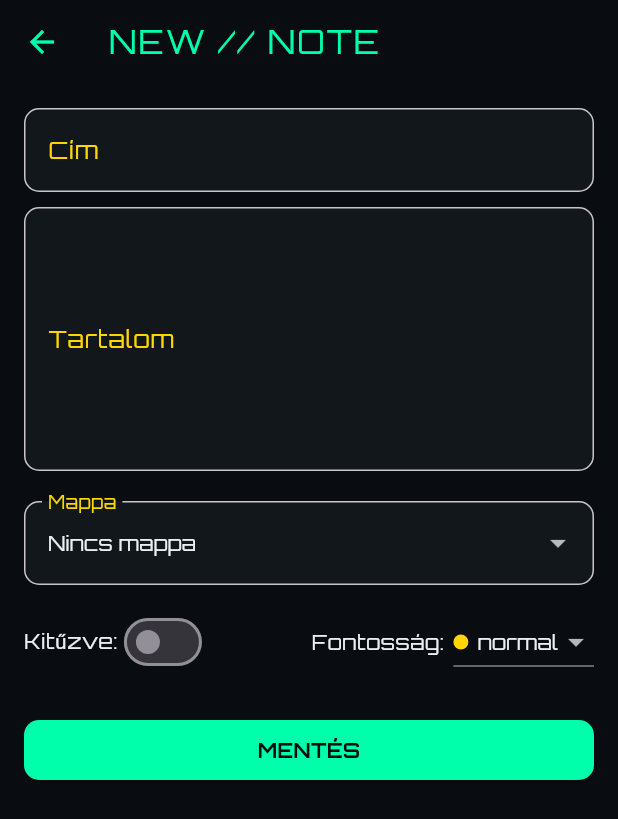
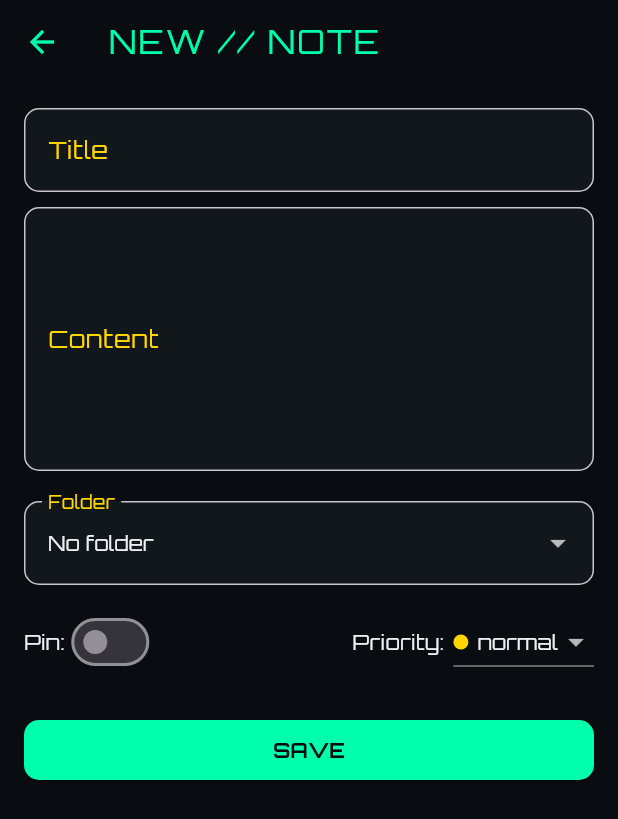
Before and after one commit to hunorszegedi/notes-app, a Flutter app: the AddNotePage screen opened directly, on a phone screen of 412 x 824 dp. Shown: the top 819 px of the screen. Run offline on Flutter 3.47's test engine with Material 3 defaults, Android fonts, the phone set to English and light mode, and no system bars; our stand-ins replace animated_text_kit, audioplayers, google_fonts; network calls fail.

Commit message:
App ready to use

```diff
--- a/frontend/frontend_flutter/lib/screens/add_folder.dart
+++ b/frontend/frontend_flutter/lib/screens/add_folder.dart
@@ -1,6 +1,3 @@
-/*  lib/screens/add_folder.dart
-    – create new FOLDER in neon-retro style  */
-
 import 'dart:convert';
 import 'package:flutter/material.dart';
 import 'package:google_fonts/google_fonts.dart';
@@ -24,7 +21,7 @@ class _AddFolderPageState extends State<AddFolderPage> {
     final name = _nameC.text.trim();
 
     if (name.isEmpty) {
-      setState(() => _msg = 'Adj meg mappanevet!');
+      setState(() => _msg = 'Please enter a folder name!');
       return;
     }
 
@@ -37,7 +34,7 @@ class _AddFolderPageState extends State<AddFolderPage> {
     if (r.statusCode == 200) {
       if (context.mounted) Navigator.pop(context, true);
     } else {
-      setState(() => _msg = 'Hiba (${r.statusCode})');
+      setState(() => _msg = 'ERROR (${r.statusCode})');
     }
   }
 
@@ -65,7 +62,7 @@ class _AddFolderPageState extends State<AddFolderPage> {
               controller: _nameC,
               style: GoogleFonts.orbitron(color: AppStyle.textPrimary),
               decoration: InputDecoration(
-                labelText: 'Mappa neve',
+                labelText: 'Folder name',
                 labelStyle: GoogleFonts.orbitron(color: AppStyle.textSecondary),
                 filled: true,
                 fillColor: AppStyle.surface,
@@ -80,7 +77,7 @@ class _AddFolderPageState extends State<AddFolderPage> {
             /* ---- SAVE ---- */
             ElevatedButton(
               onPressed: _submitFolder,
-              child: Text('MENTÉS', style: GoogleFonts.orbitron()),
+              child: Text('SAVE', style: GoogleFonts.orbitron()),
             ),
 
             if (_msg.isNotEmpty) ...[
--- a/frontend/frontend_flutter/lib/screens/add_note.dart
+++ b/frontend/frontend_flutter/lib/screens/add_note.dart
@@ -1,6 +1,3 @@
-/*  lib/screens/add_note.dart
-    – CYBER-ORB  NOTE  CREATOR  */
-
 import 'dart:convert';
 
 import 'package:flutter/material.dart';
@@ -103,7 +100,7 @@ class _AddNotePageState extends State<AddNotePage> {
     if (r.statusCode == 200) {
       if (context.mounted) Navigator.pop(context, true);
     } else {
-      setState(() => _msg = 'Hiba (${r.statusCode})');
+      setState(() => _msg = 'ERROR (${r.statusCode})');
     }
   }
 
@@ -131,7 +128,7 @@ class _AddNotePageState extends State<AddNotePage> {
             TextField(
               controller: _titleC,
               style: GoogleFonts.orbitron(color: AppStyle.textPrimary),
-              decoration: _input('Cím'),
+              decoration: _input('Title'),
             ),
             const SizedBox(height: 10),
 
@@ -140,7 +137,7 @@ class _AddNotePageState extends State<AddNotePage> {
               controller: _contentC,
               maxLines: 6,
               style: GoogleFonts.orbitron(color: AppStyle.textPrimary),
-              decoration: _input('Tartalom'),
+              decoration: _input('Content'),
             ),
 
             /* —— FOLDER —— */
@@ -149,15 +146,15 @@ class _AddNotePageState extends State<AddNotePage> {
               value: _selectedFolder,
               dropdownColor: AppStyle.surface,
               style: GoogleFonts.orbitron(color: AppStyle.textPrimary),
-              decoration: _input('Mappa'),
+              decoration: _input('Folder'),
               hint: Text(
-                'Mappa (opcionális)',
+                'Folder (optional)',
                 style: GoogleFonts.orbitron(color: AppStyle.textSecondary),
               ),
               items: [
                 DropdownMenuItem<String>(
                   value: null,
-                  child: Text('Nincs mappa', style: GoogleFonts.orbitron()),
+                  child: Text('No folder', style: GoogleFonts.orbitron()),
                 ),
                 ..._folders.map<DropdownMenuItem<String>>(
                   (f) => DropdownMenuItem<String>(
@@ -181,7 +178,7 @@ class _AddNotePageState extends State<AddNotePage> {
                 Row(
                   mainAxisSize: MainAxisSize.min,
                   children: [
-                    Text('Kitűzve:', style: GoogleFonts.orbitron()),
+                    Text('Pin:', style: GoogleFonts.orbitron()),
                     Switch(
                       value: _pinned,
                       activeColor: AppStyle.accentYellow,
@@ -193,7 +190,7 @@ class _AddNotePageState extends State<AddNotePage> {
                 Row(
                   mainAxisSize: MainAxisSize.min,
                   children: [
-                    Text('Fontosság:', style: GoogleFonts.orbitron()),
+                    Text('Priority:', style: GoogleFonts.orbitron()),
                     const SizedBox(width: 6),
                     DropdownButton<String>(
                       value: _importance,
@@ -215,7 +212,7 @@ class _AddNotePageState extends State<AddNotePage> {
             const SizedBox(height: 24),
             ElevatedButton(
               onPressed: _submit,
-              child: Text('MENTÉS', style: GoogleFonts.orbitron()),
+              child: Text('SAVE', style: GoogleFonts.orbitron()),
             ),
             if (_msg.isNotEmpty) ...[
               const SizedBox(height: 10),
--- a/frontend/frontend_flutter/lib/screens/manage_folders.dart
+++ b/frontend/frontend_flutter/lib/screens/manage_folders.dart
@@ -1,6 +1,3 @@
-/*  lib/screens/manage_folders.dart
-    – CYBER-geek folder manager (Orbitron everywhere)  */
-
 import 'dart:convert';
 import 'package:flutter/material.dart';
 import 'package:google_fonts/google_fonts.dart';
@@ -89,7 +86,7 @@ class _ManageFoldersPageState extends State<ManageFoldersPage> {
                                   ),
                                 ),
                                 content: Text(
-                                  'A mappa összes jegyzete is elvész!',
+                                  'All notes in the folder will also be lost!',
                                   style: GoogleFonts.orbitron(
                                     color: AppStyle.textSecondary,
                                   ),
--- a/frontend/frontend_flutter/lib/screens/note_detail.dart
+++ b/frontend/frontend_flutter/lib/screens/note_detail.dart
@@ -1,5 +1,3 @@
-/*  lib/screens/note_detail.dart
-    – cyber-geek hangulat // Orbitron everywhere  */
 import 'dart:convert';
 import 'package:flutter/material.dart';
 import 'package:google_fonts/google_fonts.dart';
@@ -22,11 +20,11 @@ class _NoteDetailPageState extends State<NoteDetailPage> {
   late final TextEditingController _titleC;
   late final TextEditingController _contentC;
 
-  String? selectedFolder; // null → nincs mappa
+  String? selectedFolder;
   bool pinned = false;
   int _priority = 1; // 0 low | 1 normal | 2 high
 
-  /* ── segédek ── */
+  // helper function to normalize folderId
   String? _norm(dynamic id) {
     final s = id?.toString() ?? '';
     return s.isEmpty ? null : s;
@@ -69,7 +67,8 @@ class _NoteDetailPageState extends State<NoteDetailPage> {
     if (mounted) Navigator.pop(context, true);
   }
 
-  /* ── festett pötty a prior-dropdownhoz ── */
+  /* ── colored dot ── */
+  /// Priority dot for the dropdown menu.
   Widget _prioDot(Color c) => Container(
     width: 10,
     height: 10,
@@ -85,7 +84,7 @@ class _NoteDetailPageState extends State<NoteDetailPage> {
       appBar: AppBar(
         backgroundColor: AppStyle.background,
         title: Text(
-          'NOTE  //  DETAIL',
+          'DETAILS',
           style: GoogleFonts.orbitron(
             color: AppStyle.accentGreen,
             letterSpacing: 1.4,
@@ -94,8 +93,42 @@ class _NoteDetailPageState extends State<NoteDetailPage> {
         actions: [
           IconButton(
             icon: const Icon(Icons.delete, color: AppStyle.accentRed),
-            tooltip: 'Delete',
-            onPressed: _delete,
+            tooltip: 'Delete note',
+            onPressed: () async {
+              final confirm = await showDialog<bool>(
+                context: context,
+                builder:
+                    (_) => AlertDialog(
+                      backgroundColor: AppStyle.surface,
+                      title: Text(
+                        'CONFIRM DELETE?',
+                        style: GoogleFonts.orbitron(color: AppStyle.accentRed),
+                      ),
+                      content: Text(
+                        'This note will be permanently deleted.',
+                        style: GoogleFonts.orbitron(
+                          color: AppStyle.textSecondary,
+                        ),
+                      ),
+                      actions: [
+                        TextButton(
+                          onPressed: () => Navigator.pop(context, false),
+                          child: Text('CANCEL', style: GoogleFonts.orbitron()),
+                        ),
+                        TextButton(
+                          onPressed: () => Navigator.pop(context, true),
+                          child: Text(
+                            'DELETE',
+                            style: GoogleFonts.orbitron(
+                              color: AppStyle.accentRed,
+                            ),
+                          ),
+                        ),
+                      ],
+                    ),
+              );
+              if (confirm == true) _delete();
+            },
           ),
         ],
       ),
@@ -103,32 +136,32 @@ class _NoteDetailPageState extends State<NoteDetailPage> {
         padding: const EdgeInsets.all(16),
         child: ListView(
           children: [
-            /* ---- cím ---- */
+            /* ---- title ---- */
             TextField(
               controller: _titleC,
               style: GoogleFonts.orbitron(color: AppStyle.textPrimary),
               decoration: InputDecoration(
-                labelText: 'CÍM',
+                labelText: 'TITLE',
                 labelStyle: GoogleFonts.orbitron(color: AppStyle.textSecondary),
               ),
             ),
 
             const SizedBox(height: 10),
 
-            /* ---- tartalom ---- */
+            /* --- content ---- */
             TextField(
               controller: _contentC,
               maxLines: 8,
               style: GoogleFonts.orbitron(color: AppStyle.textPrimary),
               decoration: InputDecoration(
-                labelText: 'TARTALOM',
+                labelText: 'CONTENT',
                 labelStyle: GoogleFonts.orbitron(color: AppStyle.textSecondary),
               ),
             ),
 
             const SizedBox(height: 24),
 
-            /* ---- PIN + MAPPA ---- */
+            /* ---- PIN + FOLDER ---- */
             Row(
               children: [
                 Text(
@@ -151,14 +184,14 @@ class _NoteDetailPageState extends State<NoteDetailPage> {
                           ? selectedFolder
                           : null,
                   hint: Text(
-                    'MAPPA',
+                    'FOLDER',
                     style: GoogleFonts.orbitron(color: AppStyle.textPrimary),
                   ),
                   style: GoogleFonts.orbitron(color: AppStyle.textPrimary),
                   items: [
                     const DropdownMenuItem(
                       value: null,
-                      child: Text('Nincs mappa'),
+                      child: Text('No folder'),
                     ),
                     ...widget.folders.map(
                       (f) => DropdownMenuItem(
--- a/frontend/frontend_flutter/lib/screens/splash.dart
+++ b/frontend/frontend_flutter/lib/screens/splash.dart
@@ -1,6 +1,3 @@
-/*  lib/screens/splash.dart
-    – boot-sequence splash for the CYBER-NOTES terminal  */
-
 import 'dart:async';
 import 'package:animated_text_kit/animated_text_kit.dart';
 import 'package:flutter/material.dart';
--- a/frontend/frontend_flutter/lib/styles/app_styles.dart
+++ b/frontend/frontend_flutter/lib/styles/app_styles.dart
@@ -1,18 +1,15 @@
-/* lib/styles/app_styles.dart
-   – CYBERPUNK // TERMINAL // RETROFUTURE
-*/
 import 'package:flutter/material.dart';
 import 'package:google_fonts/google_fonts.dart';
 
 class AppStyle {
   /* ───────── COLOR DNA ───────── */
-  static const background = Color(0xFF090C10); // mély fekete-kék
-  static const surface = Color(0xFF12171C); // sötét felület
-  static const accentRed = Color(0xFFFF3D00); // neon narancs-vörös
-  static const accentYellow = Color(0xFFFFD600); // savas sárga
-  static const accentGreen = Color(0xFF00FFAB); // zöld holografikus
-  static const textPrimary = Color(0xFFEBEFF2); // világos text
-  static const textSecondary = Color(0xFF6C7380); // tompa szürke
+  static const background = Color(0xFF090C10);
+  static const surface = Color(0xFF12171C);
+  static const accentRed = Color(0xFFFF3D00);
+  static const accentYellow = Color(0xFFFFD600);
+  static const accentGreen = Color(0xFF00FFAB);
+  static const textPrimary = Color(0xFFEBEFF2);
+  static const textSecondary = Color(0xFF6C7380);
 
   /* ───────── STATUS COLOR MAPPER ───────── */
   static Color importanceColor(String? imp) {
```
Also changed, not shown: frontend/frontend_flutter/lib/screens/notes_home.dart (+75 -38 lines).
